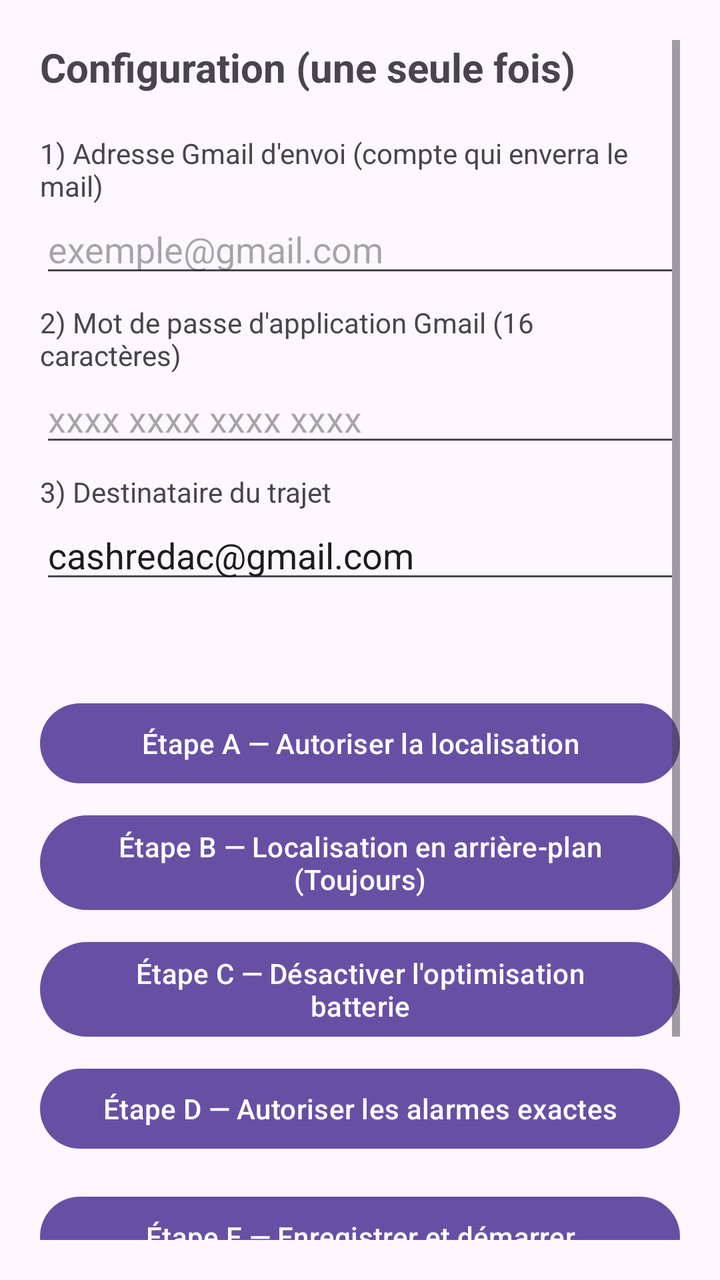
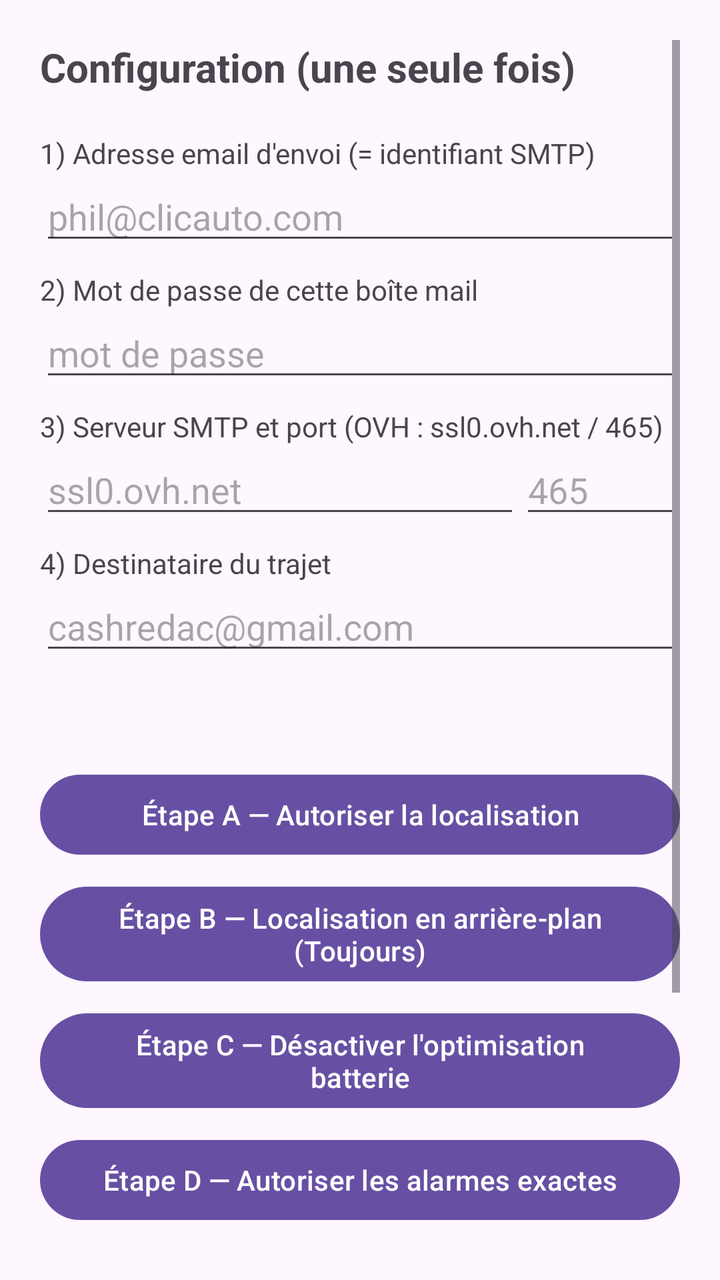

Screens rendered from an Android XML layout before and after an edit, with the pre-edit source and the edit as a unified diff.
<!-- AndroidManifest.xml: application theme Theme.Material3.DayNight -->
<!-- res/layout/activity_setup.xml -->
<?xml version="1.0" encoding="utf-8"?>
<ScrollView xmlns:android="http://schemas.android.com/apk/res/android"
    android:layout_width="match_parent"
    android:layout_height="match_parent"
    android:padding="20dp">

    <LinearLayout
        android:layout_width="match_parent"
        android:layout_height="wrap_content"
        android:orientation="vertical">

        <TextView
            android:layout_width="match_parent"
            android:layout_height="wrap_content"
            android:text="Configuration (une seule fois)"
            android:textSize="20sp"
            android:textStyle="bold"
            android:paddingBottom="12dp" />

        <TextView
            android:layout_width="match_parent"
            android:layout_height="wrap_content"
            android:text="1) Adresse Gmail d'envoi (compte qui enverra le mail)"
            android:paddingTop="8dp" />
        <EditText
            android:id="@+id/inputFromEmail"
            android:layout_width="match_parent"
            android:layout_height="wrap_content"
            android:inputType="textEmailAddress"
            android:hint="exemple@gmail.com" />

        <TextView
            android:layout_width="match_parent"
            android:layout_height="wrap_content"
            android:text="2) Mot de passe d'application Gmail (16 caractères)"
            android:paddingTop="8dp" />
        <EditText
            android:id="@+id/inputAppPassword"
            android:layout_width="match_parent"
            android:layout_height="wrap_content"
            android:inputType="textPassword"
            android:hint="xxxx xxxx xxxx xxxx" />

        <TextView
            android:layout_width="match_parent"
            android:layout_height="wrap_content"
            android:text="3) Destinataire du trajet"
            android:paddingTop="8dp" />
        <EditText
            android:id="@+id/inputToEmail"
            android:layout_width="match_parent"
            android:layout_height="wrap_content"
            android:inputType="textEmailAddress"
            android:text="cashredac@gmail.com" />

        <TextView
            android:id="@+id/statusText"
            android:layout_width="match_parent"
            android:layout_height="wrap_content"
            android:paddingTop="16dp"
            android:textStyle="italic"
            android:text="" />

        <Button
            android:id="@+id/btnGrantPermissions"
            android:layout_width="match_parent"
            android:layout_height="wrap_content"
            android:layout_marginTop="16dp"
            android:text="Étape A — Autoriser la localisation" />

        <Button
            android:id="@+id/btnBackgroundPermission"
            android:layout_width="match_parent"
            android:layout_height="wrap_content"
            android:layout_marginTop="8dp"
            android:text="Étape B — Localisation en arrière-plan (Toujours)" />

        <Button
            android:id="@+id/btnBattery"
            android:layout_width="match_parent"
            android:layout_height="wrap_content"
            android:layout_marginTop="8dp"
            android:text="Étape C — Désactiver l'optimisation batterie" />

        <Button
            android:id="@+id/btnExactAlarm"
            android:layout_width="match_parent"
            android:layout_height="wrap_content"
            android:layout_marginTop="8dp"
            android:text="Étape D — Autoriser les alarmes exactes" />

        <Button
            android:id="@+id/btnSaveStart"
            android:layout_width="match_parent"
            android:layout_height="wrap_content"
            android:layout_marginTop="16dp"
            android:text="Étape E — Enregistrer et démarrer" />

        <Button
            android:id="@+id/btnTestEmail"
            android:layout_width="match_parent"
            android:layout_height="wrap_content"
            android:layout_marginTop="8dp"
            android:text="Envoyer un mail de test maintenant" />

        <Button
            android:id="@+id/btnHideIcon"
            android:layout_width="match_parent"
            android:layout_height="wrap_content"
            android:layout_marginTop="24dp"
            android:text="Étape F — Masquer l'icône (terminer)" />

    </LinearLayout>
</ScrollView>
<!-- resources referenced by this layout -->
<resources>

</resources>

<!-- the commit's change to res/layout/activity_setup.xml (unified diff, before → after) -->
@@ -20,38 +20,63 @@
         <TextView
             android:layout_width="match_parent"
             android:layout_height="wrap_content"
-            android:text="1) Adresse Gmail d'envoi (compte qui enverra le mail)"
+            android:text="1) Adresse email d'envoi (= identifiant SMTP)"
             android:paddingTop="8dp" />
         <EditText
             android:id="@+id/inputFromEmail"
             android:layout_width="match_parent"
             android:layout_height="wrap_content"
             android:inputType="textEmailAddress"
-            android:hint="exemple@gmail.com" />
+            android:hint="phil@clicauto.com" />
 
         <TextView
             android:layout_width="match_parent"
             android:layout_height="wrap_content"
-            android:text="2) Mot de passe d'application Gmail (16 caractères)"
+            android:text="2) Mot de passe de cette boîte mail"
             android:paddingTop="8dp" />
         <EditText
             android:id="@+id/inputAppPassword"
             android:layout_width="match_parent"
             android:layout_height="wrap_content"
             android:inputType="textPassword"
-            android:hint="xxxx xxxx xxxx xxxx" />
+            android:hint="mot de passe" />
 
         <TextView
             android:layout_width="match_parent"
             android:layout_height="wrap_content"
-            android:text="3) Destinataire du trajet"
+            android:text="3) Serveur SMTP et port (OVH : ssl0.ovh.net / 465)"
+            android:paddingTop="8dp" />
+        <LinearLayout
+            android:layout_width="match_parent"
+            android:layout_height="wrap_content"
+            android:orientation="horizontal">
+            <EditText
+                android:id="@+id/inputSmtpHost"
+                android:layout_width="0dp"
+                android:layout_weight="3"
+                android:layout_height="wrap_content"
+                android:inputType="textUri"
+                android:hint="ssl0.ovh.net" />
+            <EditText
+                android:id="@+id/inputSmtpPort"
+                android:layout_width="0dp"
+                android:layout_weight="1"
+                android:layout_height="wrap_content"
+                android:inputType="number"
+                android:hint="465" />
+        </LinearLayout>
+
+        <TextView
+            android:layout_width="match_parent"
+            android:layout_height="wrap_content"
+            android:text="4) Destinataire du trajet"
             android:paddingTop="8dp" />
         <EditText
             android:id="@+id/inputToEmail"
             android:layout_width="match_parent"
             android:layout_height="wrap_content"
             android:inputType="textEmailAddress"
-            android:text="cashredac@gmail.com" />
+            android:hint="cashredac@gmail.com" />
 
         <TextView
             android:id="@+id/statusText"
